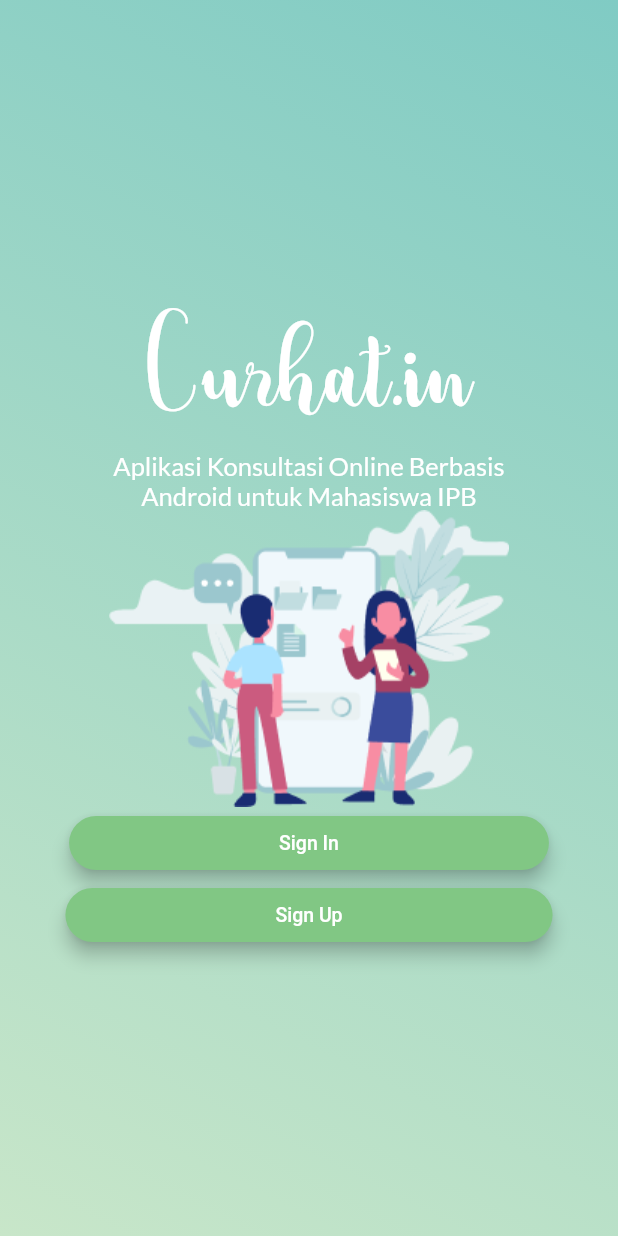
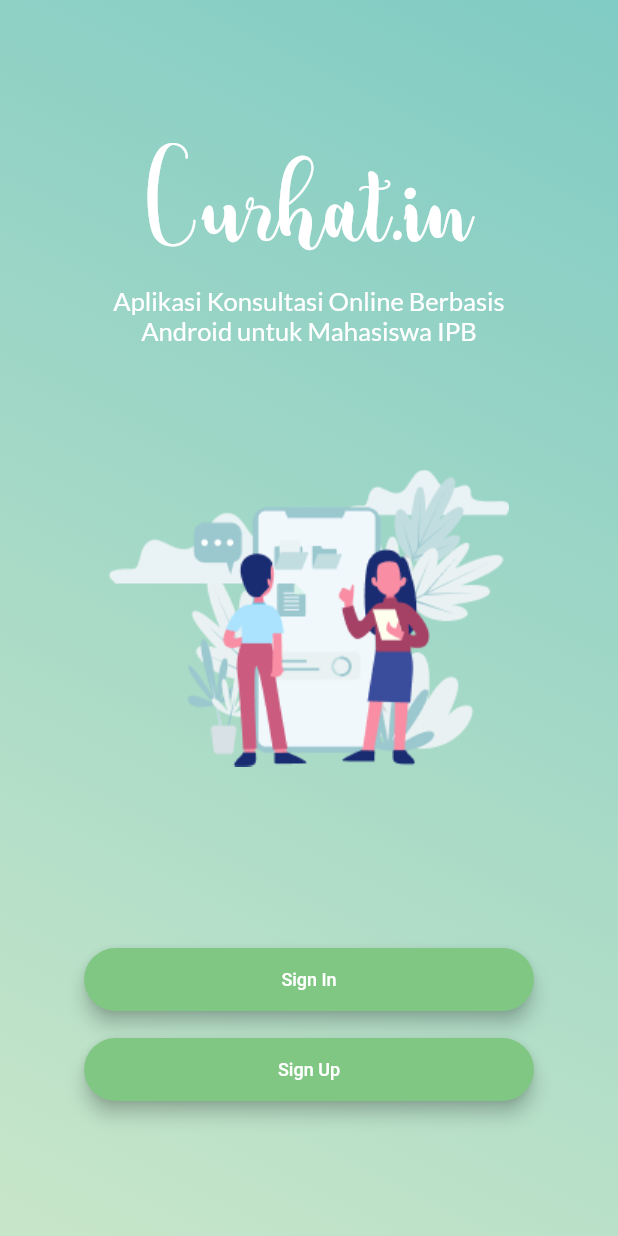
Before and after one commit to cindanapr/MPPLKelompok7, a Flutter app: the Authenticate screen opened directly, on a phone screen of 412 x 824 dp. Run offline on Flutter 3.47's test engine with Material 2 defaults, Android fonts, the phone set to English and light mode, and no system bars; our stand-ins replace firebase_auth; accounts and stored records are empty.

Commit message:
perbaikan spacing

```diff
--- a/lib/screens/authenticate/authenticate.dart
+++ b/lib/screens/authenticate/authenticate.dart
@@ -8,8 +8,10 @@ class Authenticate extends StatefulWidget {
 class _AuthenticateState extends State<Authenticate> {
   @override
   Widget build(BuildContext context) {
+    Size size = MediaQuery.of(context).size;
     return Scaffold(
       body: Container(
+        height: size.height,
         width: double.infinity,
         decoration: BoxDecoration(
           gradient: LinearGradient(
@@ -21,9 +23,12 @@ class _AuthenticateState extends State<Authenticate> {
             end: Alignment.topRight,
           )
         ),
-        child: Column( mainAxisAlignment: MainAxisAlignment.center,
-          children: [
-            Text(
+        child: Stack(
+          alignment: Alignment.center,
+          children: <Widget>[
+            Positioned(
+              top: 80,
+              child: Text(
                 'Curhat.in',
                 style: TextStyle(
                   fontSize: 53.0,
@@ -31,6 +36,10 @@ class _AuthenticateState extends State<Authenticate> {
                   fontFamily: 'AdreenaScripts',
                 ),
               ),
+            ),
+            Positioned(
+              top: 190,
+              child:
               Text(
                 'Aplikasi Konsultasi Online Berbasis',
                 textAlign: TextAlign.center,
@@ -40,7 +49,10 @@ class _AuthenticateState extends State<Authenticate> {
                   fontFamily: 'Lato',
                 ),
               ),
-            Text(
+            ),
+            Positioned(
+              top: 210,
+              child: Text(
                 'Android untuk Mahasiswa IPB',
                 textAlign: TextAlign.center,
                 style: TextStyle(
@@ -49,17 +61,23 @@ class _AuthenticateState extends State<Authenticate> {
                   fontFamily: 'Lato',
                 ),
               ),
+            ),
             Image(image: AssetImage('assets/landingpage.png')),
-            RaisedButton(
+            Positioned(
+              bottom: 150,
+              child:
+              Container(
+                height: 42.0, width: 300.0,
+                child: RaisedButton(
                 elevation: 5.0,
                 shape: RoundedRectangleBorder(borderRadius: BorderRadius.circular(50.0)),
                 highlightElevation: 20.0,
                 color: Colors.green[300],
-            padding: EdgeInsets.symmetric(horizontal:140.0),
+                //padding: EdgeInsets.symmetric(horizontal:140.0),
                 child: Container(
                   child: Text('Sign In',
                                 style: TextStyle(
-                              fontSize: 13.0,
+                                  fontSize: 12.0,
                                   color: Colors.white
                                 )
                               )
@@ -67,22 +85,31 @@ class _AuthenticateState extends State<Authenticate> {
                 highlightColor: Colors.green[200],
                 onPressed: (){},
                 ),
-            RaisedButton(
+              ),
+            ),
+            Positioned(
+              bottom: 90,
+              child:
+              Container(
+                height: 42.0, width: 300.0,
+                child: RaisedButton(
                 elevation: 5.0,
                 shape: RoundedRectangleBorder(borderRadius: BorderRadius.circular(50.0)),
                 highlightElevation: 20.0,
                 color: Colors.green[300],
-            padding: EdgeInsets.symmetric(horizontal:140.0),
+                //padding: EdgeInsets.symmetric(horizontal:140.0),
                 child: Container(
                   child: Text('Sign Up',
                                 style: TextStyle(
-                              fontSize: 13.0,
+                                  fontSize: 12.0,
                                   color: Colors.white
                                 )
                               )
                 ),
                 highlightColor: Colors.green[200],
                 onPressed: (){},
+                ),
+              ),
             )
           ]
         )
--- a/lib/screens/wrapper.dart
+++ b/lib/screens/wrapper.dart
@@ -14,6 +14,6 @@ class Wrapper extends StatelessWidget {
     print(user);
 
     // return either Home or Authenticate widget
-    return Authenticate();
+    return Home();
   }
 }
```
Also changed, not shown: lib/main.dart (+8 -2 lines), lib/screens/authenticate/sign_in.dart (+40 -11 lines), lib/screens/authenticate/sign_up.dart (+51 -41 lines), lib/screens/home/home.dart (+33 -4 lines), lib/screens/home/nav.dart (added). Lines whose indentation alone changed are shown as unchanged.
